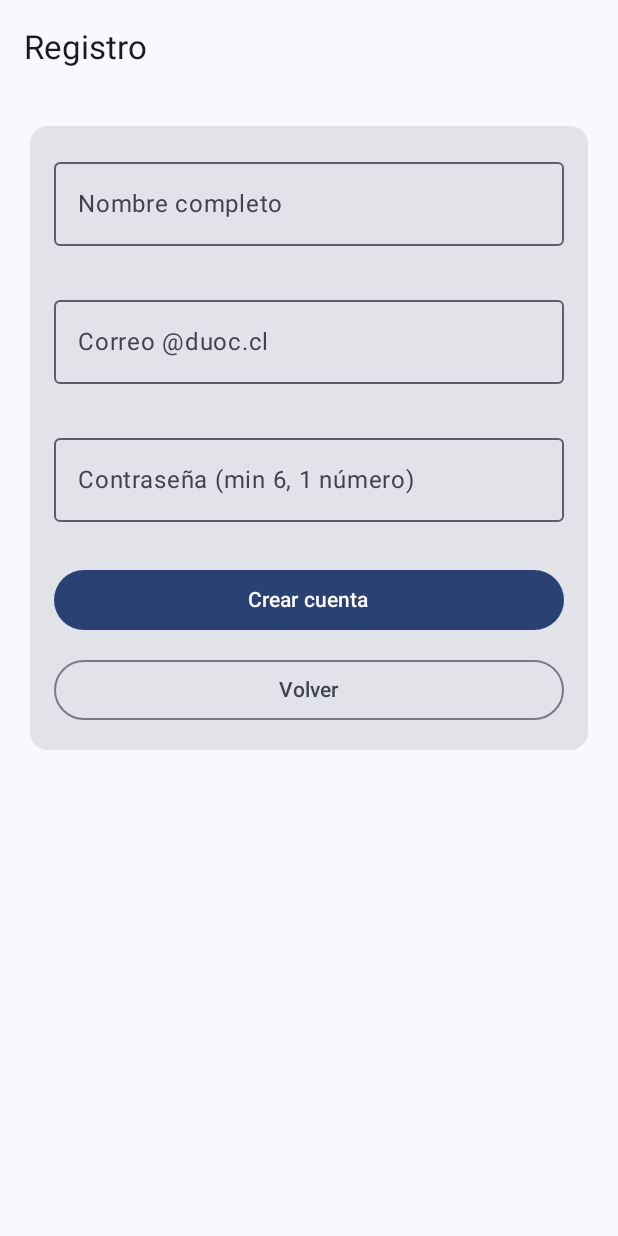
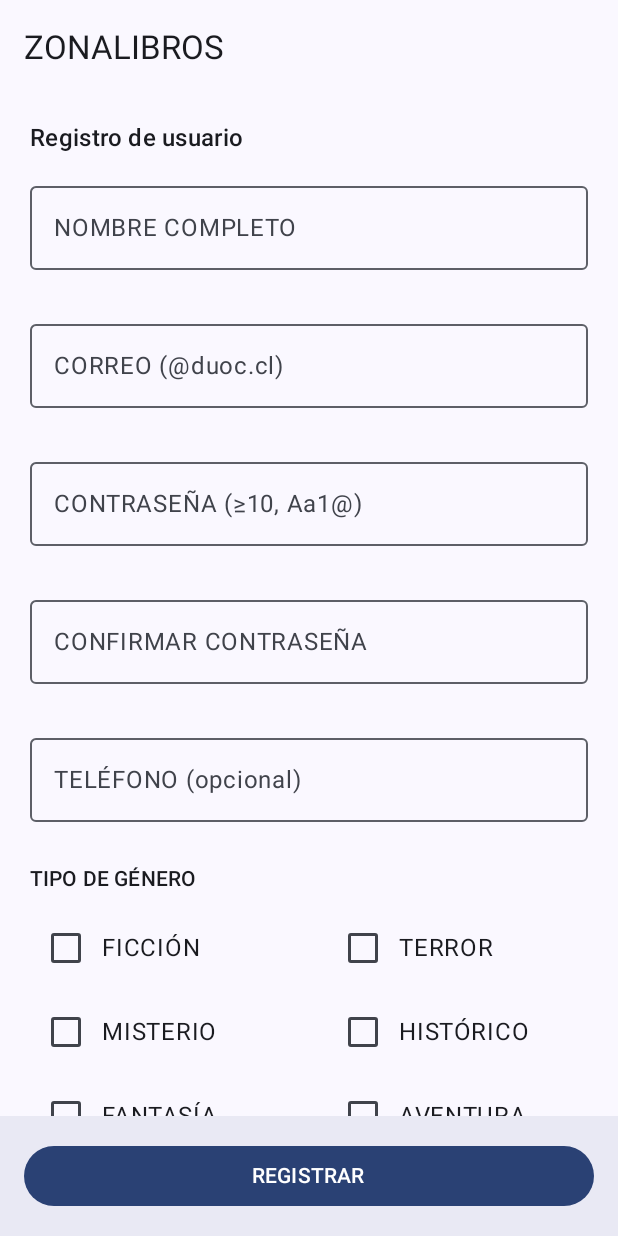
Before and after one commit to Camiloignacio92/AppZonaLibros_010v_grupo8, an Android app built with Jetpack Compose: the RegistroScreen screen opened through its navigation route, on a phone screen of 412 x 824 dp. Run offline under Robolectric (Android 15) with nearby library versions, the phone set to English and light mode, and no system bars.

Commit message:
Versión funcional final de AppZonaLibros (registro, login, DataStore, navegación)

```diff
--- a/app/src/main/java/com/example/appzonalibros/MainActivity.kt
+++ b/app/src/main/java/com/example/appzonalibros/MainActivity.kt
@@ -5,17 +5,17 @@ import androidx.activity.ComponentActivity
 import androidx.activity.compose.setContent
 import androidx.compose.material3.MaterialTheme
 import androidx.compose.material3.Surface
+import com.example.appzonalibros.navigation.AppNavigation
 import com.example.appzonalibros.ui.theme.AppZonaLibrosTheme
-import com.example.appzonalibros.navigation.AppNavigation
-
 
 class MainActivity : ComponentActivity() {
     override fun onCreate(savedInstanceState: Bundle?) {
         super.onCreate(savedInstanceState)
         setContent {
             AppZonaLibrosTheme {
+                // Fondo principal con el color del tema
                 Surface(color = MaterialTheme.colorScheme.background) {
-                    com.example.appzonalibros.navigation.AppNavigation()
+                    AppNavigation()
                 }
             }
         }
--- a/app/src/main/java/com/example/appzonalibros/data/UserPrefs.kt
+++ b/app/src/main/java/com/example/appzonalibros/data/UserPrefs.kt
@@ -9,34 +9,38 @@ import kotlinx.coroutines.flow.Flow
 import kotlinx.coroutines.flow.map
 
 private const val DS_NAME = "user_prefs"
-val Context.dataStore by preferencesDataStore(DS_NAME)
+val Context.dataStore by preferencesDataStore(name = DS_NAME)
 
 object UserPrefs {
     private val KEY_NOMBRE = stringPreferencesKey("nombre")
     private val KEY_CORREO = stringPreferencesKey("correo")
     private val KEY_LOGGED = booleanPreferencesKey("logged")
+    private val KEY_PHONE  = stringPreferencesKey("phone")
+    private val KEY_GENRES = stringPreferencesKey("genres_csv")
 
-    fun nombre(ctx: Context): Flow<String> =
-        ctx.dataStore.data.map { it[KEY_NOMBRE] ?: "" }
+    fun nombre(ctx: Context): Flow<String> = ctx.dataStore.data.map { it[KEY_NOMBRE] ?: "" }
+    fun correo(ctx: Context): Flow<String> = ctx.dataStore.data.map { it[KEY_CORREO] ?: "" }
+    fun logged(ctx: Context): Flow<Boolean> = ctx.dataStore.data.map { it[KEY_LOGGED] ?: false }
+    fun phone(ctx: Context): Flow<String> = ctx.dataStore.data.map { it[KEY_PHONE] ?: "" }
+    fun genres(ctx: Context): Flow<List<String>> =
+        ctx.dataStore.data.map { (it[KEY_GENRES] ?: "").split(',').filter { s -> s.isNotBlank() } }
 
-    fun correo(ctx: Context): Flow<String> =
-        ctx.dataStore.data.map { it[KEY_CORREO] ?: "" }
-
-    fun logged(ctx: Context): Flow<Boolean> =
-        ctx.dataStore.data.map { it[KEY_LOGGED] ?: false }
-
-    suspend fun save(ctx: Context, nombre: String, correo: String, logged: Boolean) {
+    suspend fun saveUser(ctx: Context, nombre: String, correo: String, phone: String, genres: List<String>) {
         ctx.dataStore.edit {
             it[KEY_NOMBRE] = nombre
             it[KEY_CORREO] = correo
-            it[KEY_LOGGED] = logged
+            it[KEY_PHONE]  = phone
+            it[KEY_GENRES] = genres.joinToString(",")
+            it[KEY_LOGGED] = true
         }
     }
 
     suspend fun clear(ctx: Context) {
         ctx.dataStore.edit {
-            it.remove(KEY_NOMBRE)
-            it.remove(KEY_CORREO)
+            it[KEY_NOMBRE] = ""
+            it[KEY_CORREO] = ""
+            it[KEY_PHONE]  = ""
+            it[KEY_GENRES] = ""
             it[KEY_LOGGED] = false
         }
     }
--- a/app/src/main/java/com/example/appzonalibros/model/Book.kt
+++ /dev/null
@@ -1 +0,0 @@
-package com.example.appzonalibros.model
--- a/app/src/main/java/com/example/appzonalibros/model/BookRepository.kt
+++ /dev/null
@@ -1 +0,0 @@
-package com.example.appzonalibros.model
--- a/app/src/main/java/com/example/appzonalibros/navigation/AppNavigation.kt
+++ b/app/src/main/java/com/example/appzonalibros/navigation/AppNavigation.kt
@@ -28,7 +28,12 @@ fun AppNavigation() {
                 onGoRecuperar = { nav.navigate(Route.RecuperarPass.path) }
             )
         }
-        composable(Route.Registro.path) { RegistroScreen(onBack = { nav.popBackStack() }) }
+        composable(Route.Registro.path) {
+            RegistroScreen(
+                onBack = { nav.popBackStack() },
+                onRegistered = { nav.navigate(Route.Perfil.path) }
+            )
+        }
         composable(Route.Perfil.path)   { PerfilScreen(onBack = { nav.popBackStack() }) }
         composable(Route.RecuperarPass.path) { RecuperarPassScreen(onBack = { nav.popBackStack() }) }
     }
--- a/app/src/main/java/com/example/appzonalibros/ui/screens/BookDetailScreen.kt
+++ /dev/null
@@ -1 +0,0 @@
-package com.example.appzonalibros.ui.screens
--- a/app/src/main/java/com/example/appzonalibros/ui/screens/BookListScreen.kt
+++ /dev/null
@@ -1 +0,0 @@
-package com.example.appzonalibros.ui.screens
--- a/app/src/main/java/com/example/appzonalibros/ui/screens/RegistroScreen.kt
+++ b/app/src/main/java/com/example/appzonalibros/ui/screens/RegistroScreen.kt
@@ -1,8 +1,11 @@
 package com.example.appzonalibros.ui.screens
 
 import androidx.compose.foundation.layout.*
+import androidx.compose.foundation.rememberScrollState
+import androidx.compose.foundation.verticalScroll
 import androidx.compose.material3.*
 import androidx.compose.runtime.*
+import androidx.compose.ui.Alignment
 import androidx.compose.ui.Modifier
 import androidx.compose.ui.unit.dp
 import androidx.lifecycle.viewmodel.compose.viewModel
@@ -10,94 +13,158 @@ import com.example.appzonalibros.viewmodel.AuthViewModel
 
 @OptIn(ExperimentalMaterial3Api::class)
 @Composable
-fun RegistroScreen(onBack: () -> Unit) {
+fun RegistroScreen(
+    onBack: () -> Unit,
+    onRegistered: () -> Unit // navegar a Perfil al terminar
+) {
     val vm: AuthViewModel = viewModel()
+    val ui = vm.ui.collectAsState().value
 
     var nombre by remember { mutableStateOf("") }
     var correo by remember { mutableStateOf("") }
     var pass   by remember { mutableStateOf("") }
+    var pass2  by remember { mutableStateOf("") }
+    var phone  by remember { mutableStateOf("") }
 
-    // Errores por campo
+    val generosLeft  = listOf("FICCIÓN", "MISTERIO", "FANTASÍA", "CIENCIA FICCIÓN", "ROMANCE")
+    val generosRight = listOf("TERROR", "HISTÓRICO", "AVENTURA", "BIOGRAFÍA")
+    var seleccion by remember { mutableStateOf(setOf<String>()) }
+
+    // Errores locales (bajo campos)
     var eNombre by remember { mutableStateOf<String?>(null) }
     var eCorreo by remember { mutableStateOf<String?>(null) }
     var ePass   by remember { mutableStateOf<String?>(null) }
+    var ePass2  by remember { mutableStateOf<String?>(null) }
+    var ePhone  by remember { mutableStateOf<String?>(null) }
+    var eGeneros by remember { mutableStateOf<String?>(null) }
 
-    val duocRegex = remember { Regex("^[A-Za-z0-9._%+-]+@duoc\\.cl$") }
+    Scaffold(
+        topBar = { TopAppBar(title = { Text("ZONALIBROS") }) },
+        bottomBar = {
+            Surface(tonalElevation = 3.dp) {
+                Button(
+                    onClick = {
+                        // Validación visual rápida
+                        eNombre = when {
+                            nombre.isBlank() -> "Ingresa tu nombre"
+                            nombre.length > 100 -> "Máximo 100 caracteres"
+                            !nombre.all { it.isLetter() || it.isWhitespace() } -> "Solo letras y espacios"
+                            else -> null
+                        }
+                        eCorreo = when {
+                            correo.isBlank() -> "Ingresa tu correo"
+                            correo.length > 60 -> "Máx 60"
+                            !correo.endsWith("@duoc.cl", true) -> "Debe terminar en @duoc.cl"
+                            else -> null
+                        }
+                        ePass = when {
+                            pass.length < 10 -> "Mínimo 10"
+                            !pass.any { it.isUpperCase() } -> "Falta mayúscula"
+                            !pass.any { it.isLowerCase() } -> "Falta minúscula"
+                            !pass.any { it.isDigit() } -> "Falta número"
+                            !pass.any { "!@#\$%&*()_-+=[]{};:'\",.<>?/\\|`~^".contains(it) } -> "Falta símbolo"
+                            else -> null
+                        }
+                        ePass2 = if (pass2 != pass) "No coincide" else null
+                        ePhone = if (phone.isNotBlank() && phone.any { !it.isDigit() }) "Solo números" else null
+                        eGeneros = if (seleccion.isEmpty()) "Selecciona al menos 1" else null
 
-    Scaffold(topBar = { TopAppBar(title = { Text("Registro") }) }) { padding ->
+                        val ok = listOf(eNombre,eCorreo,ePass,ePass2,ePhone,eGeneros).all { it == null }
+                        if (ok) {
+                            vm.clearError()
+                            vm.registrar(
+                                nombre.trim(), correo.trim(), pass, pass2,
+                                phone.trim(), seleccion.toList()
+                            )
+                            onRegistered() // navega a Perfil
+                        }
+                    },
+                    modifier = Modifier.fillMaxWidth().padding(16.dp)
+                ) { Text("REGISTRAR") }
+            }
+        }
+    ) { padding ->
         Column(
-            Modifier.padding(padding).fillMaxSize().padding(20.dp),
+            Modifier.padding(padding).fillMaxSize()
+                .verticalScroll(rememberScrollState())
+                .padding(horizontal = 20.dp, vertical = 16.dp),
             verticalArrangement = Arrangement.spacedBy(12.dp)
         ) {
-            Card(Modifier.fillMaxWidth()) {
-                Column(Modifier.padding(16.dp), verticalArrangement = Arrangement.spacedBy(12.dp)) {
+            Text("Registro de usuario", style = MaterialTheme.typography.titleMedium)
+
+            if (ui.error != null) Text(ui.error!!, color = MaterialTheme.colorScheme.error)
 
             OutlinedTextField(
                 value = nombre,
-                        onValueChange = {
-                            nombre = it
-                            if (eNombre != null) eNombre = null
-                        },
-                        label = { Text("Nombre completo") },
+                onValueChange = { nombre = it; eNombre = null },
+                label = { Text("NOMBRE COMPLETO") },
                 isError = eNombre != null,
-                        supportingText = { if (eNombre != null) Text(eNombre!!) },
+                supportingText = { eNombre?.let { Text(it) } },
                 modifier = Modifier.fillMaxWidth()
             )
 
             OutlinedTextField(
                 value = correo,
-                        onValueChange = {
-                            correo = it
-                            if (eCorreo != null) eCorreo = null
-                        },
-                        label = { Text("Correo @duoc.cl") },
+                onValueChange = { correo = it; eCorreo = null },
+                label = { Text("CORREO (@duoc.cl)") },
                 isError = eCorreo != null,
-                        supportingText = { if (eCorreo != null) Text(eCorreo!!) },
+                supportingText = { eCorreo?.let { Text(it) } },
                 modifier = Modifier.fillMaxWidth()
             )
 
             OutlinedTextField(
                 value = pass,
-                        onValueChange = {
-                            pass = it
-                            if (ePass != null) ePass = null
-                        },
-                        label = { Text("Contraseña (min 6, 1 número)") },
+                onValueChange = { pass = it; ePass = null },
+                label = { Text("CONTRASEÑA (≥10, Aa1@)") },
                 isError = ePass != null,
-                        supportingText = { if (ePass != null) Text(ePass!!) },
+                supportingText = { ePass?.let { Text(it) } },
                 modifier = Modifier.fillMaxWidth()
             )
 
-                    Button(
-                        onClick = {
-                            // Validaciones locales
-                            eNombre = if (nombre.isBlank()) "Ingresa tu nombre" else null
-                            eCorreo = when {
-                                correo.isBlank() -> "Ingresa tu correo"
-                                !duocRegex.matches(correo.trim()) -> "Debe ser un correo @duoc.cl válido"
-                                else -> null
+            OutlinedTextField(
+                value = pass2,
+                onValueChange = { pass2 = it; ePass2 = null },
+                label = { Text("CONFIRMAR CONTRASEÑA") },
+                isError = ePass2 != null,
+                supportingText = { ePass2?.let { Text(it) } },
+                modifier = Modifier.fillMaxWidth()
+            )
+
+            OutlinedTextField(
+                value = phone,
+                onValueChange = { phone = it; ePhone = null },
+                label = { Text("TELÉFONO (opcional)") },
+                isError = ePhone != null,
+                supportingText = { ePhone?.let { Text(it) } },
+                modifier = Modifier.fillMaxWidth()
+            )
+
+            Text("TIPO DE GÉNERO", style = MaterialTheme.typography.labelLarge)
+            Row(Modifier.fillMaxWidth(), horizontalArrangement = Arrangement.spacedBy(24.dp)) {
+                Column(verticalArrangement = Arrangement.spacedBy(8.dp), modifier = Modifier.weight(1f)) {
+                    generosLeft.forEach { g ->
+                        Row(verticalAlignment = Alignment.CenterVertically) {
+                            Checkbox(checked = g in seleccion, onCheckedChange = {
+                                seleccion = if (it) seleccion + g else seleccion - g
+                                eGeneros = null
+                            })
+                            Text(g)
                         }
-                            ePass = when {
-                                pass.length < 6 -> "Mínimo 6 caracteres"
-                                !pass.any { it.isDigit() } -> "Debe contener al menos 1 número"
-                                else -> null
                     }
-
-                            val ok = eNombre == null && eCorreo == null && ePass == null
-                            if (ok) {
-                                vm.clearError()
-                                vm.registrar(nombre.trim(), correo.trim(), pass)
-                                onBack()
                 }
-                        },
-                        modifier = Modifier.fillMaxWidth()
-                    ) { Text("Crear cuenta") }
-
-                    OutlinedButton(onClick = onBack, modifier = Modifier.fillMaxWidth()) {
-                        Text("Volver")
+                Column(verticalArrangement = Arrangement.spacedBy(8.dp), modifier = Modifier.weight(1f)) {
+                    generosRight.forEach { g ->
+                        Row(verticalAlignment = Alignment.CenterVertically) {
+                            Checkbox(checked = g in seleccion, onCheckedChange = {
+                                seleccion = if (it) seleccion + g else seleccion - g
+                                eGeneros = null
+                            })
+                            Text(g)
                         }
                     }
                 }
             }
+            eGeneros?.let { Text(it, color = MaterialTheme.colorScheme.error) }
         }
     }
+}
```
Also changed, not shown: app/src/main/java/com/example/appzonalibros/viewmodel/AuthViewModel.kt (+68 -30 lines), 1 other file. Lines whose indentation alone changed are shown as unchanged.
